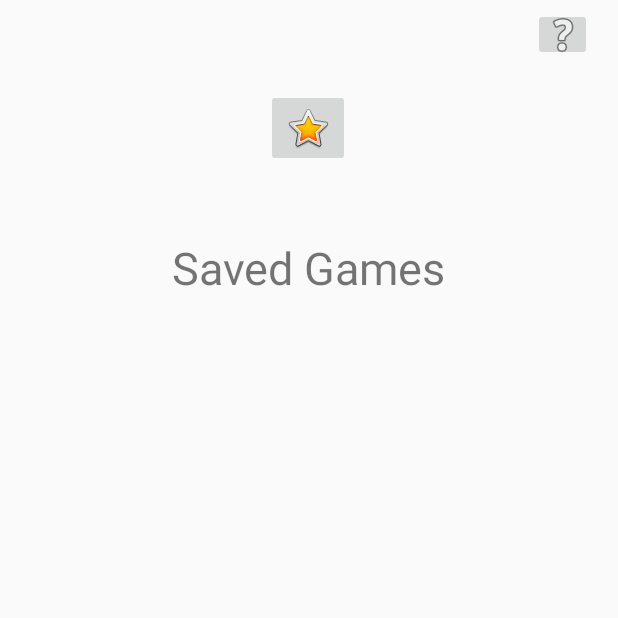
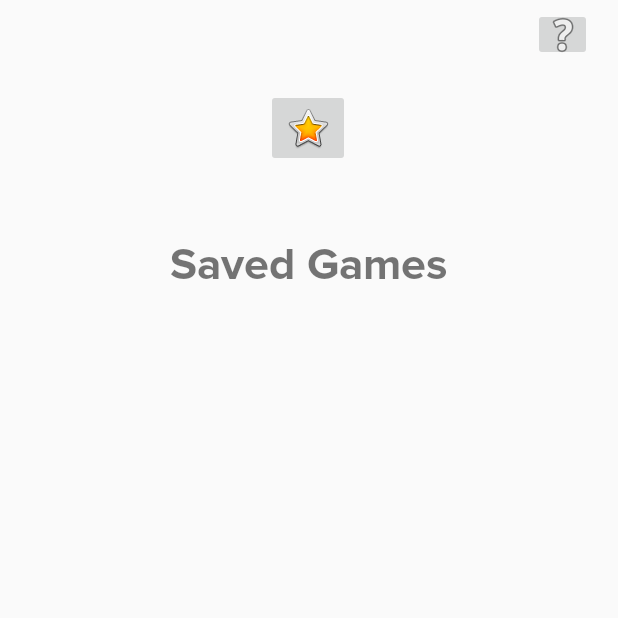
Before and after one commit to KarimnM/Golf-App, an Android app: the SavedGameActivity screen opened directly, with no data from a screen before it, on a phone screen of 412 x 824 dp, the top half of it. Run offline under Robolectric (Android 15) with nearby library versions, the phone set to English and light mode, and no system bars.

Commit message:
minor edits

```diff
--- a/app/src/main/res/layout/activity_savedgame.xml
+++ b/app/src/main/res/layout/activity_savedgame.xml
@@ -24,6 +24,7 @@
         android:layout_height="77dp"
         android:clickable="false"
         android:text="@string/saved_games"
+        android:fontFamily="@font/proxima_nova_bold"
         android:textAlignment="center"
         android:textSize="30sp"
         app:layout_constraintBottom_toBottomOf="parent"
```
